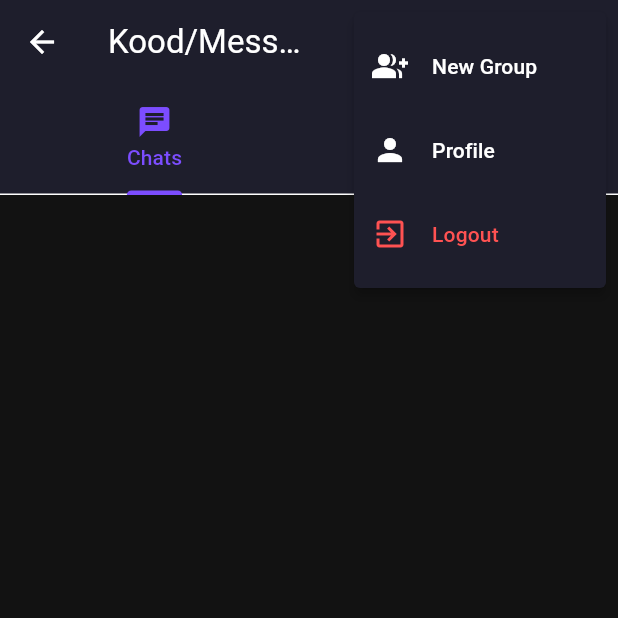
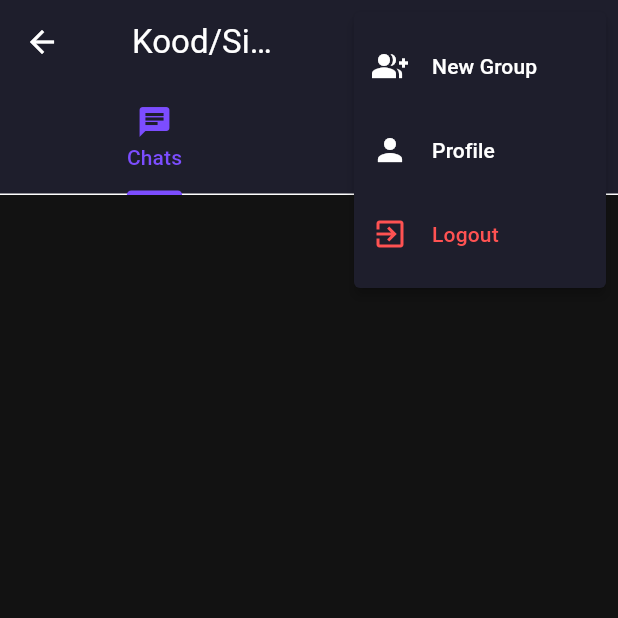
Before and after one commit to onejensen/web-messenger, a Flutter app: the HomeScreen screen opened by its route, after a tap on the "more vert" icon, on a phone screen of 412 x 824 dp, the top half of it. Run offline on Flutter 3.47's test engine with Material 3 defaults, Android fonts, the phone set to English and light mode, and no system bars; our stand-ins replace audioplayers, chewie, flutter_secure_storage, image_picker, permission_handler, shared_preferences and 2 more; missing offline and left inert: record; accounts and stored records are empty; network calls fail.

Commit message:
Improve error trigger responsiveness on web and update title to Kood/Sisu Messenger

```diff
--- a/frontend/lib/main.dart
+++ b/frontend/lib/main.dart
@@ -103,7 +103,7 @@ class MyApp extends StatelessWidget {
           // Wrap with another error boundary if needed, but ErrorWidget.builder is global.
           return widget!;
         },
-        title: 'Kood/Messenger',
+        title: 'Kood/Sisu Messenger',
         debugShowCheckedModeBanner: false,
         theme: ThemeData.dark().copyWith(
           primaryColor: Colors.deepPurpleAccent,
--- a/frontend/lib/screens/home_screen.dart
+++ b/frontend/lib/screens/home_screen.dart
@@ -141,6 +141,7 @@ class _HomeScreenState extends State<HomeScreen> with WidgetsBindingObserver {
 
     return AppBar(
       title: GestureDetector(
+        behavior: HitTestBehavior.opaque,
         onDoubleTap: () {
           // Simulate a UI crash
           debugPrint('Simulating UI Crash...');
@@ -151,7 +152,10 @@ class _HomeScreenState extends State<HomeScreen> with WidgetsBindingObserver {
           debugPrint('Simulating Async Error...');
           Future.error('Simulated asynchronous exception for demonstration');
         },
-        child: const Text('Kood/Messenger'),
+        child: Container(
+          padding: const EdgeInsets.symmetric(vertical: 8, horizontal: 16),
+          child: const Text('Kood/Sisu Messenger'),
+        ),
       ),
       bottom: isMobile
           ? const TabBar(
```
